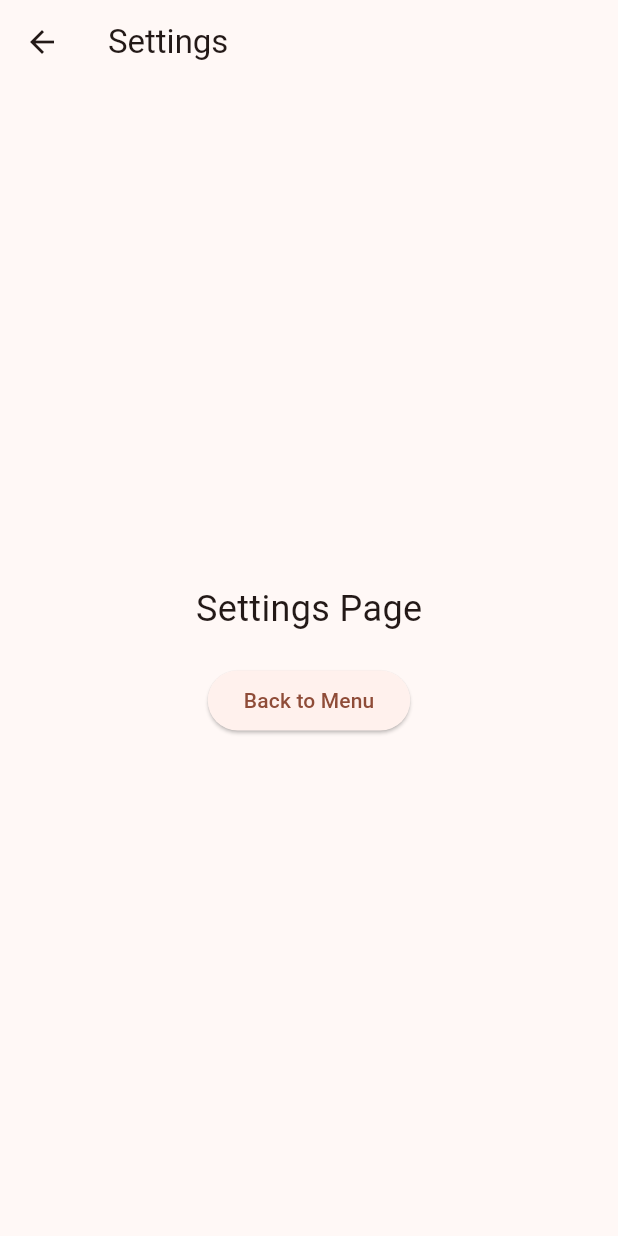
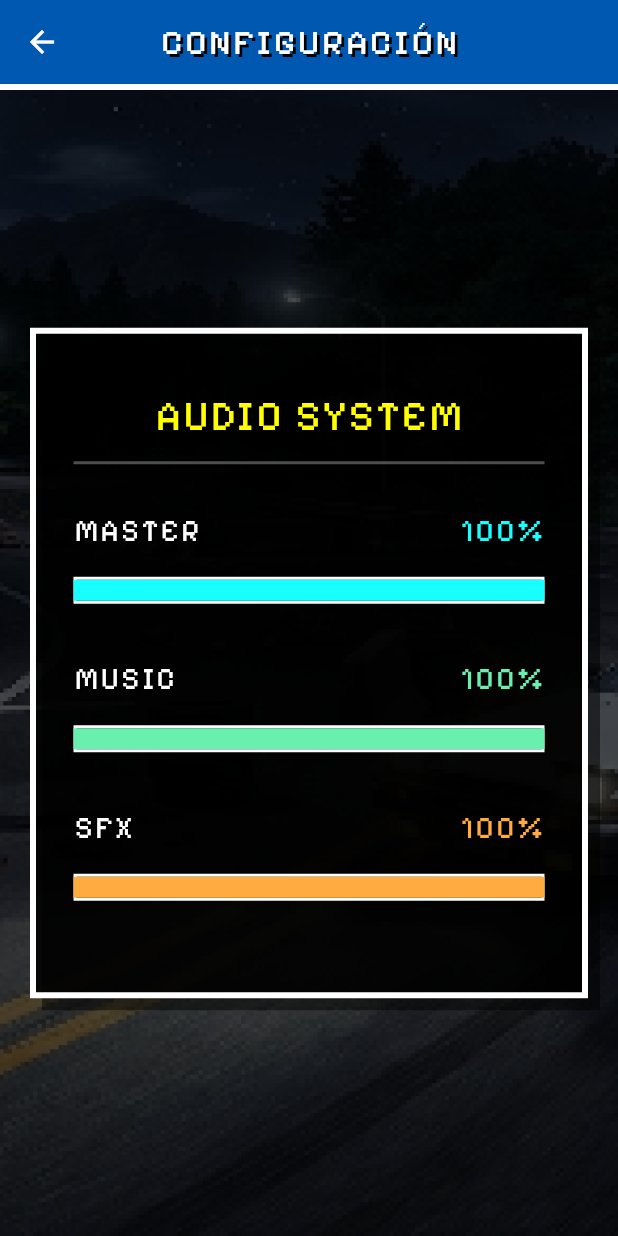
Before and after one commit to Jorgedr12/Slider-app-game, a Flutter app: the screen it shows after launch, after a tap on "SETTINGS", on a phone screen of 412 x 824 dp. Run offline on Flutter 3.47's test engine with Material 3 defaults, Android fonts, the light colour scheme and no system bars; our stand-ins replace audioplayers, flutter_dotenv, shared_preferences, supabase_flutter; missing offline and left inert: flame; accounts and stored records are empty.

Commit message:
music in game

```diff
--- a/lib/main.dart
+++ b/lib/main.dart
@@ -4,6 +4,7 @@ import 'package:slider_app/racing_game_widget.dart';
 import 'package:supabase_flutter/supabase_flutter.dart';
 import 'package:flutter_dotenv/flutter_dotenv.dart';
 import 'services/supabase_service.dart';
+import 'services/audio_manager.dart';
 import 'widgets/draggable_car.dart';
 import 'car_selection.dart';
 import 'shop.dart';
@@ -17,6 +18,9 @@ void main() async {
 
   // Load environment variables from .env
   await dotenv.load(fileName: ".env");
+
+  // Initialize audio manager (loads saved volumes)
+  await AudioManager.instance.init();
 
   await Supabase.initialize(
     url: dotenv.env['SUPABASE_URL']!,
@@ -43,7 +47,7 @@ class MyApp extends StatelessWidget {
         '/': (context) => const Menu(),
         '/car_selection': (context) => const CarSelectionScreen(),
         '/track_selection': (context) => const TrackSelectionScreen(),
-        '/settings': (context) => const SettingsPage(),
+        '/settings': (context) => const SettingsScreen(),
         '/shop': (context) => Shop(),
         '/ranking': (context) => const RankingPage(),
         '/credits': (context) => const CreditsScreen(),
@@ -207,31 +211,7 @@ class _MyHomePageState extends State<MyHomePage> {
   }
 }
 
-class SettingsPage extends StatelessWidget {
-  const SettingsPage({Key? key}) : super(key: key);
-
-  @override
-  Widget build(BuildContext context) {
-    return Scaffold(
-      appBar: AppBar(title: const Text('Settings')),
-      body: Center(
-        child: Column(
-          mainAxisAlignment: MainAxisAlignment.center,
-          children: [
-            const Text('Settings Page', style: TextStyle(fontSize: 24)),
-            const SizedBox(height: 20),
-            ElevatedButton(
-              onPressed: () {
-                Navigator.pop(context);
-              },
-              child: const Text('Back to Menu'),
-            ),
-          ],
-        ),
-      ),
-    );
-  }
-}
+// Note: `SettingsScreen` is provided in `lib/settings.dart`.
 
 // Ejemplo de cómo navegar al juego con parámetros desde el menú
 class GameLauncher {
--- a/lib/menu.dart
+++ b/lib/menu.dart
@@ -1,5 +1,6 @@
 import 'package:flutter/material.dart';
 import 'package:audioplayers/audioplayers.dart';
+import 'services/audio_manager.dart';
 
 class Menu extends StatefulWidget {
   const Menu({super.key});
@@ -21,7 +22,11 @@ class _MenuState extends State<Menu> {
   Future<void> _playBackgroundMusic() async {
     try {
       await _audioPlayer.setReleaseMode(ReleaseMode.loop);
-      await _audioPlayer.setVolume(0.4);
+
+      AudioManager.instance.setBytesPlayer(_audioPlayer);
+
+      await _audioPlayer.setVolume(AudioManager.instance.effectiveMusicVolume);
+
       await _audioPlayer.play(AssetSource('music/menu_theme.m4a'));
     } catch (e) {
       debugPrint('Error al reproducir música: $e');
@@ -30,6 +35,8 @@ class _MenuState extends State<Menu> {
 
   @override
   void dispose() {
+    AudioManager.instance.clearCurrentPlayer(_audioPlayer);
+    _audioPlayer.dispose();
     super.dispose();
   }
 
@@ -143,7 +150,6 @@ class _MenuState extends State<Menu> {
           'PLAY',
           selected: true,
           onTap: () {
-            _audioPlayer.stop();
             Navigator.pushNamed(context, '/car_selection');
           },
         ),
@@ -152,21 +158,25 @@ class _MenuState extends State<Menu> {
           'SHOP',
           onTap: () {
             _audioPlayer.stop();
-            Navigator.pushNamed(context, '/shop');
+            Navigator.pushNamed(context, '/shop').then((_) {
+              _playBackgroundMusic();
+            });
           },
         ),
         const SizedBox(height: 1),
         _menuText(
           'RANKING',
           onTap: () {
-            Navigator.pushNamed(context, '/ranking');
+            _audioPlayer.stop();
+            Navigator.pushNamed(context, '/ranking').then((_) {
+              _playBackgroundMusic();
+            });
           },
         ),
         const SizedBox(height: 1),
         _menuText(
           'SETTINGS',
           onTap: () {
-            _audioPlayer.stop();
             Navigator.pushNamed(context, '/settings');
           },
         ),
@@ -175,7 +185,9 @@ class _MenuState extends State<Menu> {
           'CREDITS',
           onTap: () {
             _audioPlayer.stop();
-            Navigator.pushNamed(context, '/credits');
+            Navigator.pushNamed(context, '/credits').then((_) {
+              _playBackgroundMusic();
+            });
           },
         ),
       ],
--- /dev/null
+++ b/lib/services/audio_manager.dart
@@ -0,0 +1,98 @@
+import 'package:audioplayers/audioplayers.dart';
+import 'package:flutter/foundation.dart';
+import 'package:shared_preferences/shared_preferences.dart';
+
+class AudioManager {
+  AudioManager._();
+  static final AudioManager instance = AudioManager._();
+
+  static const String _keyMaster = 'audio_master_volume';
+  static const String _keyMusic = 'audio_music_volume';
+  static const String _keySfx = 'audio_sfx_volume';
+
+  double masterVolume = 1.0;
+  double musicVolume = 1.0;
+  double sfxVolume = 1.0;
+
+  AudioPlayer? _currentMusicPlayer;
+  SharedPreferences? _prefs;
+
+  Future<void> init() async {
+    _prefs = await SharedPreferences.getInstance();
+    masterVolume = _prefs?.getDouble(_keyMaster) ?? 1.0;
+    musicVolume = _prefs?.getDouble(_keyMusic) ?? 1.0;
+    sfxVolume = _prefs?.getDouble(_keySfx) ?? 1.0;
+  }
+
+  double get effectiveMusicVolume => masterVolume * musicVolume;
+  double get effectiveSfxVolume => masterVolume * sfxVolume;
+
+  void setBytesPlayer(AudioPlayer player) {
+    _currentMusicPlayer = player;
+    _updateActivePlayerVolume();
+  }
+
+  void clearCurrentPlayer([AudioPlayer? player]) {
+    if (player == null || identical(_currentMusicPlayer, player)) {
+      _currentMusicPlayer = null;
+    }
+  }
+
+  void _updateActivePlayerVolume() {
+    if (_currentMusicPlayer != null) {
+      try {
+        _currentMusicPlayer!.setVolume(effectiveMusicVolume);
+      } catch (e) {
+        debugPrint('⚠️ AudioManager: No se pudo ajustar volumen (Player disposed o error): $e');
+        _currentMusicPlayer = null;
+      }
+    }
+  }
+
+  /// Pause the currently registered music player, if any.
+  void pauseCurrent() {
+    final p = _currentMusicPlayer;
+    if (p != null) {
+      try {
+        p.pause();
+      } catch (_) {}
+    }
+  }
+
+  /// Resume the currently registered music player, if any.
+  void resumeCurrent() {
+    final p = _currentMusicPlayer;
+    if (p != null) {
+      try {
+        p.resume();
+      } catch (_) {}
+    }
+  }
+
+  /// Stop the currently registered music player, if any.
+  void stopCurrent() {
+    final p = _currentMusicPlayer;
+    if (p != null) {
+      try {
+        p.stop();
+      } catch (_) {}
+    }
+  }
+
+  Future<void> setMasterVolume(double value) async {
+    masterVolume = value.clamp(0.0, 1.0);
+    await _prefs?.setDouble(_keyMaster, masterVolume);
+    _updateActivePlayerVolume();
+  }
+
+  Future<void> setMusicVolume(double value) async {
+    musicVolume = value.clamp(0.0, 1.0);
+    await _prefs?.setDouble(_keyMusic, musicVolume);
+    _updateActivePlayerVolume();
+  }
+
+  Future<void> setSfxVolume(double value) async {
+    sfxVolume = value.clamp(0.0, 1.0);
+    await _prefs?.setDouble(_keySfx, sfxVolume);
+  }
+}
--- a/lib/settings.dart
+++ b/lib/settings.dart
@@ -1,322 +1,224 @@
 import 'package:flutter/material.dart';
+import 'package:audioplayers/audioplayers.dart';
+import 'services/audio_manager.dart';
 
-/// Pantalla de configuración de la aplicación.
-///
-/// Permite al usuario ajustar preferencias como sonido, dificultad, etc.
-class SettingsPage extends StatefulWidget {
-  const SettingsPage({super.key});
+class SettingsScreen extends StatefulWidget {
+  const SettingsScreen({super.key});
 
   @override
-  State<SettingsPage> createState() => _SettingsPageState();
+  State<SettingsScreen> createState() => _SettingsScreenState();
 }
 
-class _SettingsPageState extends State<SettingsPage> {
-  // Variables de configuración
-  bool _soundEnabled = true;
-  bool _vibrationEnabled = true;
-  double _difficulty = 1.0; // 0: Fácil, 1: Normal, 2: Difícil
-  String _selectedCarColor = 'Naranja';
+class _SettingsScreenState extends State<SettingsScreen> {
+  final AudioManager _audioManager = AudioManager.instance;
 
-  // Opciones disponibles
-  final List<String> _carColors = ['Naranja', 'Azul', 'Rojo', 'Verde', 'Amarillo'];
+  double _masterVolume = 1.0;
+  double _musicVolume = 1.0;
+  double _sfxVolume = 1.0;
 
-  String _getDifficultyLabel(double value) {
-    if (value == 0.0) return 'Fácil';
-    if (value == 1.0) return 'Normal';
-    return 'Difícil';
+  @override
+  void initState() {
+    super.initState();
+    _loadAudioSettings();
+  }
+
+  void _loadAudioSettings() {
+    _masterVolume = _audioManager.masterVolume;
+    _musicVolume = _audioManager.musicVolume;
+    _sfxVolume = _audioManager.sfxVolume;
+  }
+
+
+
+  @override
+  void dispose() {
+    super.dispose();
+  }
+
+
+  TextStyle _getRetroStyle({double fontSize = 16, Color color = Colors.white}) {
+    return TextStyle(
+      fontFamily: 'PixelifySans',
+      fontSize: fontSize,
+      color: color,
+      letterSpacing: 2,
+      shadows: const [
+        Shadow(offset: Offset(2, 2), color: Colors.black),
+      ],
+    );
   }
 
   @override
   Widget build(BuildContext context) {
+    const bgImage = 'assets/background/menu_bg.png';
+
     return Scaffold(
+      backgroundColor: Colors.black,
       appBar: AppBar(
-        title: const Text('Configuración'),
-        backgroundColor: Theme.of(context).colorScheme.inversePrimary,
-        leading: IconButton(
-          icon: const Icon(Icons.arrow_back),
-          onPressed: () {
-            Navigator.pop(context);
-          },
+        backgroundColor: const Color(0xFF0058b0),
+        iconTheme: const IconThemeData(color: Colors.white),
+        title: Text(
+          "CONFIGURACIÓN",
+          style: _getRetroStyle(fontSize: 24, color: Colors.white),
+        ),
+        centerTitle: true,
+        elevation: 0,
+        bottom: PreferredSize(
+          preferredSize: const Size.fromHeight(4.0),
+          child: Container(color: Colors.white, height: 4),
         ),
       ),
-      body: ListView(
-        padding: const EdgeInsets.all(16.0),
+      body: Stack(
         children: [
-          // Sección: Audio
-          _buildSectionHeader('Audio'),
-          _buildSwitchTile(
-            title: 'Sonido',
-            subtitle: 'Activar efectos de sonido',
-            value: _soundEnabled,
-            icon: _soundEnabled ? Icons.volume_up : Icons.volume_off,
-            onChanged: (value) {
-              setState(() {
-                _soundEnabled = value;
-              });
-            },
-          ),
-          _buildSwitchTile(
-            title: 'Vibración',
-            subtitle: 'Activar vibración al tocar',
-            value: _vibrationEnabled,
-            icon: _vibrationEnabled ? Icons.vibration : Icons.phonelink_erase,
-            onChanged: (value) {
-              setState(() {
-                _vibrationEnabled = value;
-              });
-            },
-          ),
-
-          const Divider(height: 40),
-
-          // Sección: Juego
-          _buildSectionHeader('Juego'),
-          Card(
-            elevation: 2,
-            child: Padding(
-              padding: const EdgeInsets.all(16.0),
-              child: Column(
-                crossAxisAlignment: CrossAxisAlignment.start,
-                children: [
-                  Row(
-                    children: [
-                      const Icon(Icons.speed, color: Colors.deepPurple),
-                      const SizedBox(width: 12),
-                      Text(
-                        'Dificultad: ${_getDifficultyLabel(_difficulty)}',
-                        style: const TextStyle(
-                          fontSize: 16,
-                          fontWeight: FontWeight.w500,
-                        ),
-                      ),
-                    ],
-                  ),
-                  Slider(
-                    value: _difficulty,
-                    min: 0.0,
-                    max: 2.0,
-                    divisions: 2,
-                    label: _getDifficultyLabel(_difficulty),
-                    onChanged: (value) {
-                      setState(() {
-                        _difficulty = value;
-                      });
-                    },
-                  ),
-                ],
+          Positioned.fill(
+            child: Opacity(
+              opacity: 0.3,
+              child: Image.asset(
+                bgImage,
+                fit: BoxFit.cover,
+                errorBuilder: (c, e, s) => Container(color: Colors.black),
               ),
             ),
           ),
-          const SizedBox(height: 16),
 
-          // Selector de color de coche
-          Card(
-            elevation: 2,
-            child: ListTile(
-              leading: const Icon(Icons.directions_car, color: Colors.deepPurple),
-              title: const Text(
-                'Color del coche',
-                style: TextStyle(fontWeight: FontWeight.w500),
-              ),
-              subtitle: Text(_selectedCarColor),
-              trailing: const Icon(Icons.arrow_forward_ios, size: 16),
-              onTap: () {
-                _showCarColorDialog();
-              },
-            ),
-          ),
+          Center(
+            child: SingleChildScrollView(
+              padding: const EdgeInsets.all(20),
+              child: ConstrainedBox(
+                constraints: const BoxConstraints(maxWidth: 600),
 
-          const Divider(height: 40),
+                child: Container(
+                  padding: const EdgeInsets.symmetric(horizontal: 25, vertical: 35),
+                  decoration: BoxDecoration(
+                    color: Colors.black.withOpacity(0.85), // Fondo oscuro semitransparente
+                    border: Border.all(color: Colors.white, width: 4), // Borde blanco grueso
+                    boxShadow: [
+                      BoxShadow(
+                        color: Colors.black.withOpacity(0.5),
+                        offset: const Offset(8, 8), // Sombra de caja dura
+                        blurRadius: 0,
+                      )
+                    ],
+                  ),
+                  child: Column(
+                    mainAxisSize: MainAxisSize.min,
+                    children: [
+                      Text(
+                        "AUDIO SYSTEM",
+                        style: _getRetroStyle(color: Colors.yellowAccent, fontSize: 28),
+                      ),
 
-          // Sección: Acerca de
-          _buildSectionHeader('Acerca de'),
-          Card(
-            elevation: 2,
-            child: Column(
-              children: [
-                ListTile(
-                  leading: const Icon(Icons.info_outline, color: Colors.deepPurple),
-                  title: const Text('Versión'),
-                  subtitle: const Text('1.0.0'),
-                ),
-                const Divider(height: 1),
-                ListTile(
-                  leading: const Icon(Icons.code, color: Colors.deepPurple),
-                  title: const Text('Desarrollador'),
-                  subtitle: const Text('Tu nombre'),
-                ),
-              ],
-            ),
-          ),
+                      const SizedBox(height: 10),
 
-          const SizedBox(height: 30),
+                      Container(
+                        width: double.infinity,
+                        height: 2,
+                        color: Colors.white30,
+                        margin: const EdgeInsets.only(bottom: 30),
+                      ),
 
-          // Botones de acción
-          Row(
-            mainAxisAlignment: MainAxisAlignment.spaceEvenly,
-            children: [
-              ElevatedButton.icon(
-                onPressed: () {
-                  _showResetDialog();
-                },
-                icon: const Icon(Icons.restore),
-                label: const Text('Restaurar'),
-                style: ElevatedButton.styleFrom(
-                  backgroundColor: Colors.orange,
-                  foregroundColor: Colors.white,
-                  padding: const EdgeInsets.symmetric(
-                    horizontal: 20,
-                    vertical: 12,
+                      _buildRetroSlider(
+                        label: "MASTER",
+                        value: _masterVolume,
+                        color: Colors.cyanAccent,
+                        onChanged: (val) {
+                          setState(() => _masterVolume = val);
+                          _audioManager.setMasterVolume(val);
+                        },
+                      ),
+
+                      const SizedBox(height: 30),
+
+                      _buildRetroSlider(
+                        label: "MUSIC",
+                        value: _musicVolume,
+                        color: Colors.greenAccent,
+                        onChanged: (val) {
+                          setState(() => _musicVolume = val);
+                          _audioManager.setMusicVolume(val);
+                        },
+                      ),
+
+                      const SizedBox(height: 30),
+
+                      _buildRetroSlider(
+                        label: "SFX",
+                        value: _sfxVolume,
+                        color: Colors.orangeAccent,
+                        onChanged: (val) {
+                          setState(() => _sfxVolume = val);
+                          _audioManager.setSfxVolume(val);
+                        },
+                      ),
+
+                      const SizedBox(height: 20),
+                    ],
                   ),
                 ),
               ),
-              ElevatedButton.icon(
-                onPressed: () {
-                  _saveSettings();
-                },
-                icon: const Icon(Icons.save),
-                label: const Text('Guardar'),
-                style: ElevatedButton.styleFrom(
-                  backgroundColor: Colors.green,
-                  foregroundColor: Colors.white,
-                  padding: const EdgeInsets.symmetric(
-                    horizontal: 20,
-                    vertical: 12,
-                  ),
-                ),
-              ),
-            ],
+            ),
           ),
-          const SizedBox(height: 20),
         ],
       ),
     );
   }
 
-  Widget _buildSectionHeader(String title) {
-    return Padding(
-      padding: const EdgeInsets.only(bottom: 12.0, top: 8.0),
-      child: Text(
-        title,
-        style: const TextStyle(
-          fontSize: 20,
-          fontWeight: FontWeight.bold,
-          color: Colors.deepPurple,
-        ),
-      ),
-    );
-  }
-
-  Widget _buildSwitchTile({
-    required String title,
-    required String subtitle,
-    required bool value,
-    required IconData icon,
-    required ValueChanged<bool> onChanged,
+  Widget _buildRetroSlider({
+    required String label,
+    required double value,
+    required ValueChanged<double> onChanged,
+    required Color color,
   }) {
-    return Card(
-      elevation: 2,
-      child: SwitchListTile(
-        title: Text(
-          title,
-          style: const TextStyle(fontWeight: FontWeight.w500),
-        ),
-        subtitle: Text(subtitle),
-        secondary: Icon(icon, color: Colors.deepPurple),
-        value: value,
-        onChanged: onChanged,
-        activeColor: Colors.deepPurple,
-      ),
-    );
-  }
-
-  void _showCarColorDialog() {
-    showDialog(
-      context: context,
-      builder: (BuildContext context) {
-        return AlertDialog(
-          title: const Text('Seleccionar color del coche'),
-          content: Column(
-            mainAxisSize: MainAxisSize.min,
-            children: _carColors.map((color) {
-              return RadioListTile<String>(
-                title: Text(color),
-                value: color,
-                groupValue: _selectedCarColor,
-                onChanged: (String? value) {
-                  setState(() {
-                    _selectedCarColor = value!;
-                  });
-                  Navigator.pop(context);
-                },
-              );
-            }).toList(),
-          ),
-          actions: [
-            TextButton(
-              onPressed: () {
-                Navigator.pop(context);
-              },
-              child: const Text('Cancelar'),
+    return Column(
+      crossAxisAlignment: CrossAxisAlignment.start,
+      children: [
+        Row(
+          mainAxisAlignment: MainAxisAlignment.spaceBetween,
+          children: [
+            Text(
+              label,
+              style: _getRetroStyle(fontSize: 20),
+            ),
+            Text(
+              "${(value * 100).toInt()}%",
+              style: _getRetroStyle(color: color, fontSize: 20),
             ),
           ],
-        );
-      },
-    );
-  }
-
-  void _showResetDialog() {
-    showDialog(
-      context: context,
-      builder: (BuildContext context) {
-        return AlertDialog(
-          title: const Text('Restaurar configuración'),
-          content: const Text(
-            '¿Estás seguro de que deseas restaurar la configuración a los valores predeterminados?',
+        ),
+        const SizedBox(height: 10),
+        SizedBox(
+          height: 30,
+          child: SliderTheme(
+            data: SliderThemeData(
+              trackHeight: 14,
+              activeTrackColor: color,
+              inactiveTrackColor: Colors.grey[800],
+              disabledActiveTrackColor: Colors.grey,
+              disabledInactiveTrackColor: Colors.grey,
+              thumbShape: const RoundSliderThumbShape(enabledThumbRadius: 0),
+              overlayShape: SliderComponentShape.noOverlay,
+              trackShape: const RectangularSliderTrackShape(),
+              thumbColor: Colors.transparent,
+            ),
+            child: Stack(
+              alignment: Alignment.centerLeft,
+              children: [
+                Container(
+                  height: 18,
+                  decoration: BoxDecoration(
+                    border: Border.all(color: Colors.white, width: 2),
+                    color: Colors.transparent,
+                  ),
+                ),
+                Slider(
+                  value: value,
+                  onChanged: onChanged,
+                ),
+              ],
+            ),
           ),
-          actions: [
-            TextButton(
-              onPressed: () {
-                Navigator.pop(context);
-              },
-              child: const Text('Cancelar'),
-            ),
-            ElevatedButton(
-              onPressed: () {
-                setState(() {
-                  _soundEnabled = true;
-                  _vibrationEnabled = true;
-                  _difficulty = 1.0;
-                  _selectedCarColor = 'Naranja';
-                });
-                Navigator.pop(context);
-                ScaffoldMessenger.of(context).showSnackBar(
-                  const SnackBar(
-                    content: Text('Configuración restaurada'),
-                    duration: Duration(seconds: 2),
-                  ),
-                );
-              },
-              style: ElevatedButton.styleFrom(
-                backgroundColor: Colors.orange,
-                foregroundColor: Colors.white,
-              ),
-              child: const Text('Restaurar'),
-            ),
-          ],
-        );
-      },
-    );
-  }
-
-  void _saveSettings() {
-    // Aquí puedes guardar la configuración en SharedPreferences o base de datos
-    ScaffoldMessenger.of(context).showSnackBar(
-      const SnackBar(
-        content: Text('Configuración guardada correctamente'),
-        backgroundColor: Colors.green,
-        duration: Duration(seconds: 2),
-      ),
+        ),
+      ],
     );
   }
 }
--- a/lib/track_selection.dart
+++ b/lib/track_selection.dart
@@ -1,6 +1,7 @@
 import 'package:flutter/material.dart';
 import 'package:shared_preferences/shared_preferences.dart';
 import 'package:slider_app/car_selection.dart';
+import 'services/audio_manager.dart';
 
 class TrackData {
   final String name;
@@ -136,6 +137,9 @@ class _TrackSelectionScreenState extends State<TrackSelectionScreen> {
     trackMap.forEach((key, value) async {
       await prefs.setString('selected_track_$key', value.toString());
     });
+
+    // Pausar/detener cualquier música activa (menú u otra)
+    AudioManager.instance.stopCurrent();
 
     // Navegar al juego pasando los datos
     Navigator.pushNamed(
```
Also changed, not shown: lib/racing_game_widget.dart (+8 -1 lines), lib/shop.dart (+6 -1 lines).
